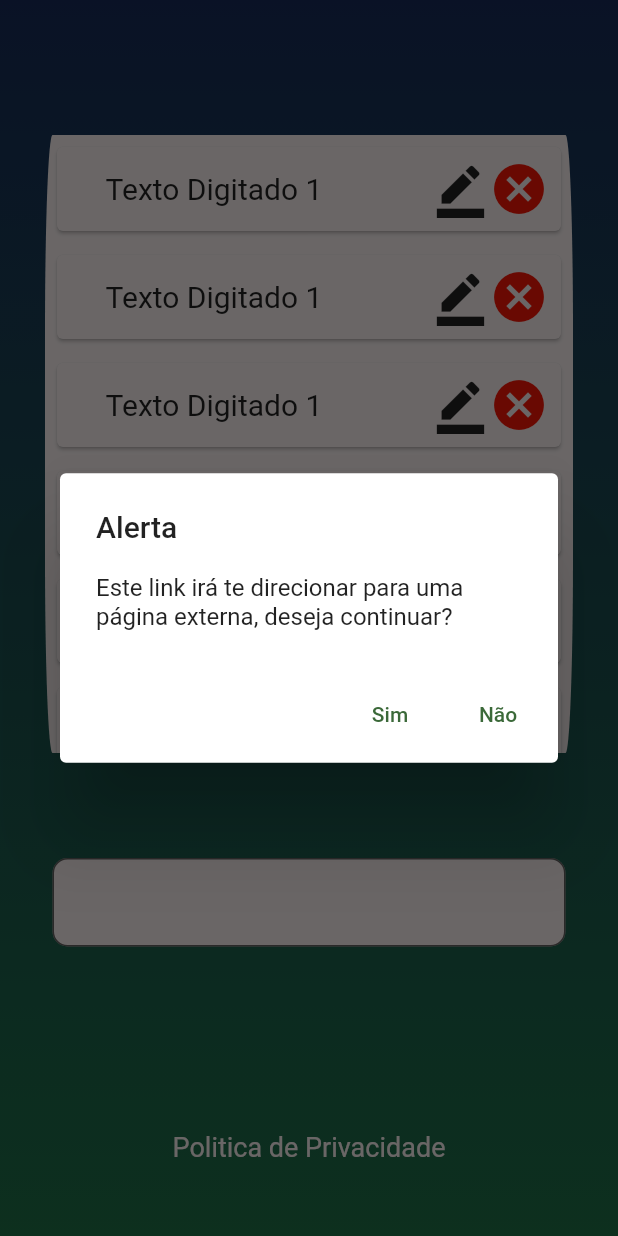
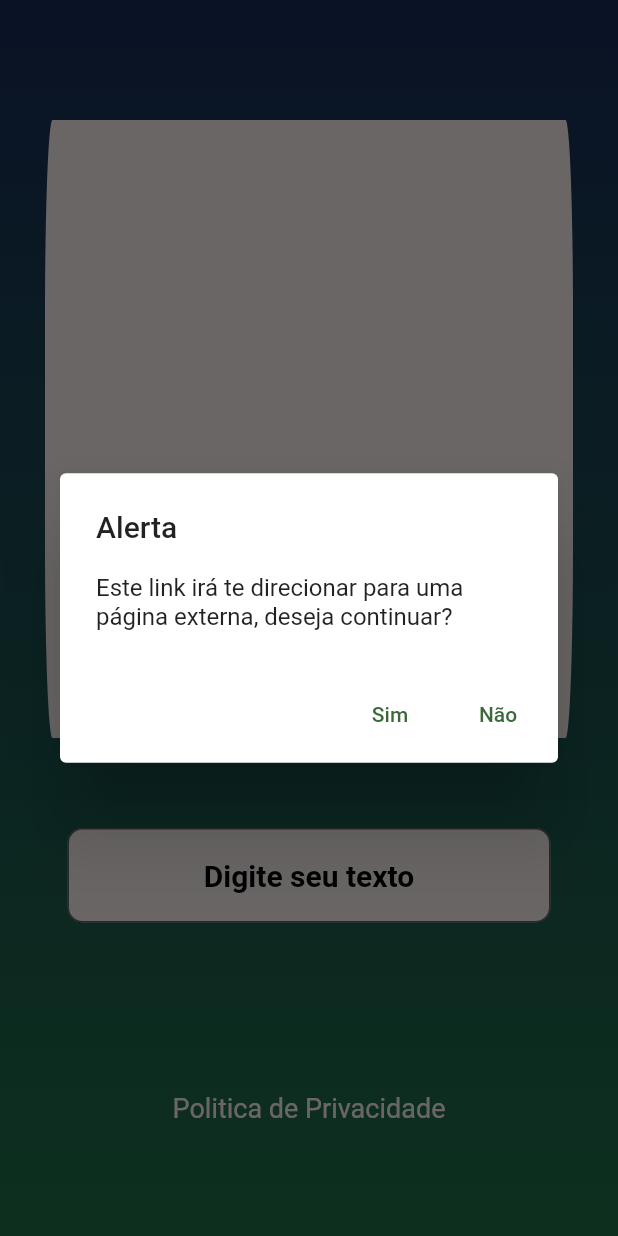
Before and after one commit to absjuniordev/prova_flutter, a Flutter app: the InformationPage screen opened directly, after a tap on "Politica de Privacidade", on a phone screen of 412 x 824 dp. Run offline on Flutter 3.47's test engine with Material 2 defaults, Android fonts, the phone set to English and light mode, and no system bars; our stand-ins replace flutter_animate, page_transition, shared_preferences; missing offline and left inert: flutter_inappwebview; accounts and stored records are empty.

Commit message:
Implementação das das classe StorageService e TexRepository - para gerenciar as ação

```diff
--- a/lib/page/information_page.dart
+++ b/lib/page/information_page.dart
@@ -1,9 +1,33 @@
 import 'package:flutter/material.dart';
+import 'package:target_sistemas/model/text_model.dart';
 import 'package:target_sistemas/shared/constant/custom_color.dart';
+import '../repositories/data/service/storage_service.dart';
+import '../shared/custom_show_alert.dart';
 import '../shared/widgets/custom_text_button.dart';
 
-class InformationPage extends StatelessWidget {
+class InformationPage extends StatefulWidget {
   const InformationPage({super.key});
+
+  @override
+  State<InformationPage> createState() => _InformationPageState();
+}
+
+class _InformationPageState extends State<InformationPage> {
+  StorageService storage = StorageService();
+  var controllerText = TextEditingController(text: "");
+  var _listText = [];
+
+  @override
+  void initState() {
+    super.initState();
+    obter();
+  }
+
+  obter() async {
+    _listText = await storage.getTextList();
+
+    setState(() {});
+  }
 
   @override
   Widget build(BuildContext context) {
@@ -26,7 +50,7 @@ class InformationPage extends StatelessWidget {
               const SizedBox(height: 20),
               Container(
                 margin:
-                    const EdgeInsets.symmetric(vertical: 70, horizontal: 30),
+                    const EdgeInsets.symmetric(vertical: 60, horizontal: 30),
                 height: MediaQuery.of(context).size.height / 2,
                 decoration: BoxDecoration(
                   color: CustomColor().getFillColor(),
@@ -38,8 +62,10 @@ class InformationPage extends StatelessWidget {
                   ),
                 ),
                 child: ListView.builder(
-                  itemCount: 10,
+                  itemCount: _listText.length,
                   itemBuilder: (itemBuilder, i) {
+                    var list = _listText[i];
+                    obter();
                     return Card(
                       color: CustomColor().getFillColor(),
                       margin: const EdgeInsets.all(8),
@@ -48,9 +74,9 @@ class InformationPage extends StatelessWidget {
                         child: Row(
                           children: [
                             const Spacer(flex: 1),
-                            const Text(
-                              "Texto Digitado 1",
-                              style: TextStyle(fontSize: 20),
+                            Text(
+                              list,
+                              style: const TextStyle(fontSize: 20),
                             ),
                             const Spacer(flex: 3),
                             InkWell(
@@ -76,9 +102,25 @@ class InformationPage extends StatelessWidget {
                 ),
               ),
               Padding(
-                padding: const EdgeInsets.symmetric(horizontal: 35),
+                padding: const EdgeInsets.symmetric(horizontal: 45),
                 child: TextField(
+                  autofocus: true,
+                  onSubmitted: (value) {
+                    if (value.isEmpty) {
+                      showAlertDialog(context, "Atenção", "Prencha campo");
+                    } else {
+                      storage.setText(controllerText.text);
+                    }
+                  },
+                  controller: controllerText,
+                  textAlign: TextAlign.center,
                   decoration: InputDecoration(
+                    hintStyle: const TextStyle(
+                      fontSize: 20,
+                      color: Colors.black,
+                      fontWeight: FontWeight.w700,
+                    ),
+                    hintText: "Digite seu texto",
                     border: OutlineInputBorder(
                       borderRadius: BorderRadius.circular(10),
                     ),
@@ -87,7 +129,7 @@ class InformationPage extends StatelessWidget {
                   ),
                 ),
               ),
-              const SizedBox(height: 110),
+              const SizedBox(height: 100),
               const CustomTextButton(
                 text_1:
                     "Este link irá te direcionar para uma página externa, deseja continuar?",
--- /dev/null
+++ b/lib/repositories/data/text_repository.dart
@@ -0,0 +1,55 @@
+import 'package:shared_preferences/shared_preferences.dart';
+
+class TextRepository {
+  setStringList(String key, List<String> values) async {
+    var storage = await SharedPreferences.getInstance();
+    storage.setStringList(key, values);
+  }
+
+  Future<List<String>> getStringList(String key) async {
+    var storage = await SharedPreferences.getInstance();
+    return storage.getStringList(key) ?? [];
+  }
+
+  Future<void> deleteText(String key, int i) async {
+    List<String> listText = await getStringList(key);
+    //implementação em andamento
+    listText.remove(i);
+    setStringList(key, listText);
+  }
+}
+
+
+
+
+
+
+
+
+// import 'package:shared_preferences/shared_preferences.dart';
+
+// class TextReposytory {
+//   static const _key = "txtList";
+
+//   Future<void> addText(String text) async {
+//     List<String> textList = await getTextList();
+//     textList.add(text);
+//     _saveText(textList);
+//   }
+
+//   Future<List<String>> getTextList() async {
+//     final SharedPreferences prefs = await SharedPreferences.getInstance();
+//     return prefs.getStringList(_key) ?? [];
+//   }
+
+//   Future<void> removeText(String text) async {
+//     List<String> textList = await getTextList();
+//     textList.remove(text);
+//     _saveText(textList);
+//   }
+
+//   void _saveText(List<String> textList) async {
+//     final SharedPreferences prefs = await SharedPreferences.getInstance();
+//     prefs.setStringList(_key, textList);
+//   }
+// }
--- a/pubspec.yaml
+++ b/pubspec.yaml
@@ -12,6 +12,7 @@ dependencies:
   flutter_animate: ^4.2.0+1
   flutter_inappwebview: ^5.8.0
   page_transition: ^2.1.0
+  shared_preferences: ^2.2.2
   url_launcher: ^6.2.1
 
 
```
Also changed, not shown: lib/model/text_model.dart (added, +12 -0 lines), lib/repositories/data/service/storage_service.dart (added, +20 -0 lines), lib/shared/widgets/custom_textfield.dart (+5 -6 lines), pubspec.lock, 1 other file.
